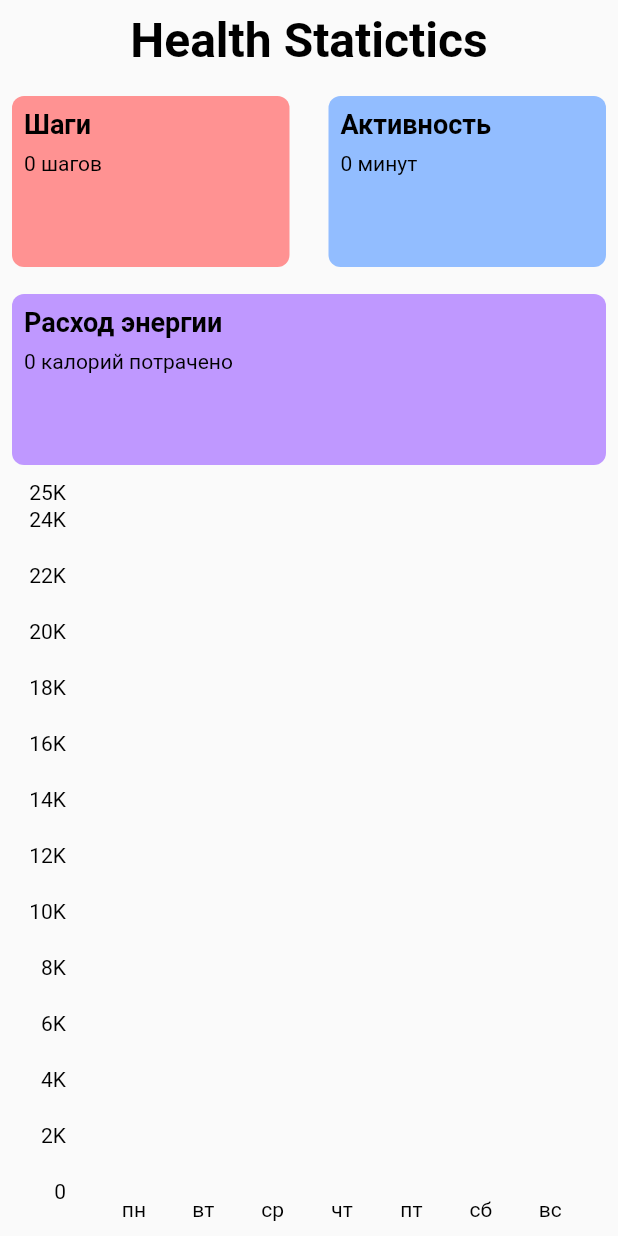
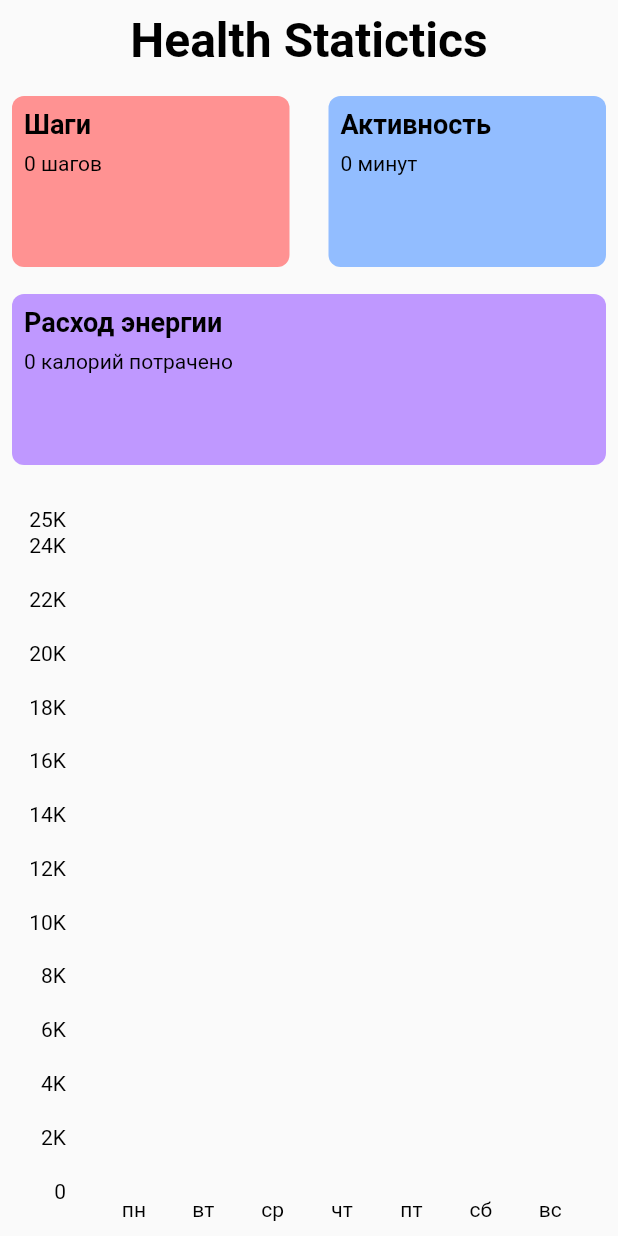
Before and after one commit to Rast4m4n/health-statistics, a Flutter app: the screen it shows after launch, on a phone screen of 412 x 824 dp. Run offline on Flutter 3.47's test engine with Material 2 defaults, Android fonts, the phone set to English and light mode, and no system bars; drawn by our look-alikes of fl_chart; our stand-ins replace google_sign_in, permission_handler; missing offline and left inert: health; network calls fail.

Commit message:
Разложил некоторые файлы по папкам в качестве чистоты архитектуры

```diff
--- a/lib/main.dart
+++ b/lib/main.dart
@@ -8,7 +8,6 @@ import 'package:permission_handler/permission_handler.dart';
 Future<void> main() async {
   WidgetsFlutterBinding.ensureInitialized();
   final user = AuthGoogle();
-
   await user.signIn();
 
   var statusActivity = await Permission.activityRecognition.status;
--- a/lib/ui/navigations/app_navigation.dart
+++ b/lib/ui/navigations/app_navigation.dart
@@ -1,5 +1,5 @@
 import 'package:flutter/material.dart';
-import 'package:health_statistics/ui/pages/home_page.dart';
+import 'package:health_statistics/ui/pages/home/home_page.dart';
 
 class AppRoute {
   static String home = '/';
--- a/lib/ui/pages/home_page.dart
+++ b/lib/ui/pages/home/home_page.dart
@@ -2,11 +2,11 @@ import 'package:flutter/material.dart';
 
 import 'package:health_statistics/data/api/services/health_statistics_api.dart';
 import 'package:health_statistics/data/repository/health_statistics_repository.dart';
-import 'package:health_statistics/ui/pages/home_view_model.dart';
+import 'package:health_statistics/ui/pages/home/home_view_model.dart';
 import 'package:health_statistics/ui/themes/app_paddings.dart';
 import 'package:health_statistics/ui/themes/app_theme.dart';
 import 'package:health_statistics/ui/widgets/charts/chart_health_stat.dart';
-import 'package:health_statistics/ui/widgets/health_card.dart';
+import 'package:health_statistics/ui/widgets/healthCard/health_card.dart';
 
 class HomePage extends StatelessWidget {
   HomePage({
@@ -65,7 +65,7 @@ class HomePage extends StatelessWidget {
                   );
                 },
               ),
-              const SizedBox(height: AppPaddings.hight),
+              const SizedBox(height: AppPaddings.hight * 2),
               const ChartsHealthStat(),
             ],
           ),
```
Also changed, not shown: lib/ui/pages/home/home_view_model.dart (renamed from lib/ui/pages/home_view_model.dart), lib/ui/widgets/healthCard/health_card.dart (renamed from lib/ui/widgets/health_card.dart).
